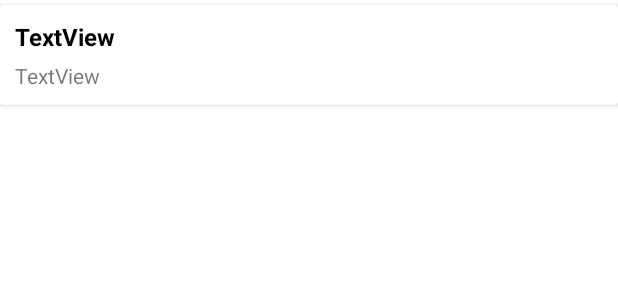
After one commit to Refug1/Retrofit, an Android app: the layout list_item.xml on its own in the app's theme, with its tools: preview values and no code run, on a phone screen of 412 x 824 dp. The commit adds this screen. Shown: the top 300 px of the screen. Run offline under Robolectric (Android 15) with nearby library versions, the phone set to English and light mode, and no system bars; network calls fail.

Commit message:
Lession 4

```diff
--- a/app/src/main/java/com/example/retrofit/retrofit/MainApi.kt
+++ b/app/src/main/java/com/example/retrofit/retrofit/MainApi.kt
@@ -10,4 +10,7 @@
 
     @POST("auth/login")
     suspend fun auth(@Body authRequest: AuthRequest): User
+
+    @GET("products")
+    suspend fun getAllProducts(): Products
 }
--- /dev/null
+++ b/app/src/main/java/com/example/retrofit/retrofit/Products.kt
@@ -0,0 +1,5 @@
+package com.example.retrofit.retrofit
+
+data class Products(
+    val products: List<Product>
+)
--- /dev/null
+++ b/app/src/main/res/layout/list_item.xml
@@ -0,0 +1,32 @@
+<?xml version="1.0" encoding="utf-8"?>
+<androidx.cardview.widget.CardView xmlns:android="http://schemas.android.com/apk/res/android"
+    android:layout_width="match_parent"
+    android:layout_height="wrap_content"
+    android:layout_marginTop="3dp">
+
+    <LinearLayout
+        android:layout_width="match_parent"
+        android:layout_height="wrap_content"
+        android:layout_margin="10dp"
+        android:orientation="vertical">
+
+        <TextView
+            android:id="@+id/title"
+            android:layout_width="match_parent"
+            android:layout_height="wrap_content"
+            android:text="TextView"
+            android:textColor="#000000"
+            android:textSize="16sp"
+            android:textStyle="bold" />
+
+        <TextView
+            android:id="@+id/description"
+            android:layout_width="match_parent"
+            android:layout_height="wrap_content"
+            android:layout_marginTop="5dp"
+            android:text="TextView" />
+    </LinearLayout>
+
+
+
+</androidx.cardview.widget.CardView>
```
Also changed, not shown: app/src/main/java/com/example/retrofit/MainActivity.kt (+17 -19 lines), app/src/main/java/com/example/retrofit/adapter/ProductAdapter.kt (added, +45 -0 lines), app/src/main/res/layout/activity_main.xml (+9 -74 lines).
